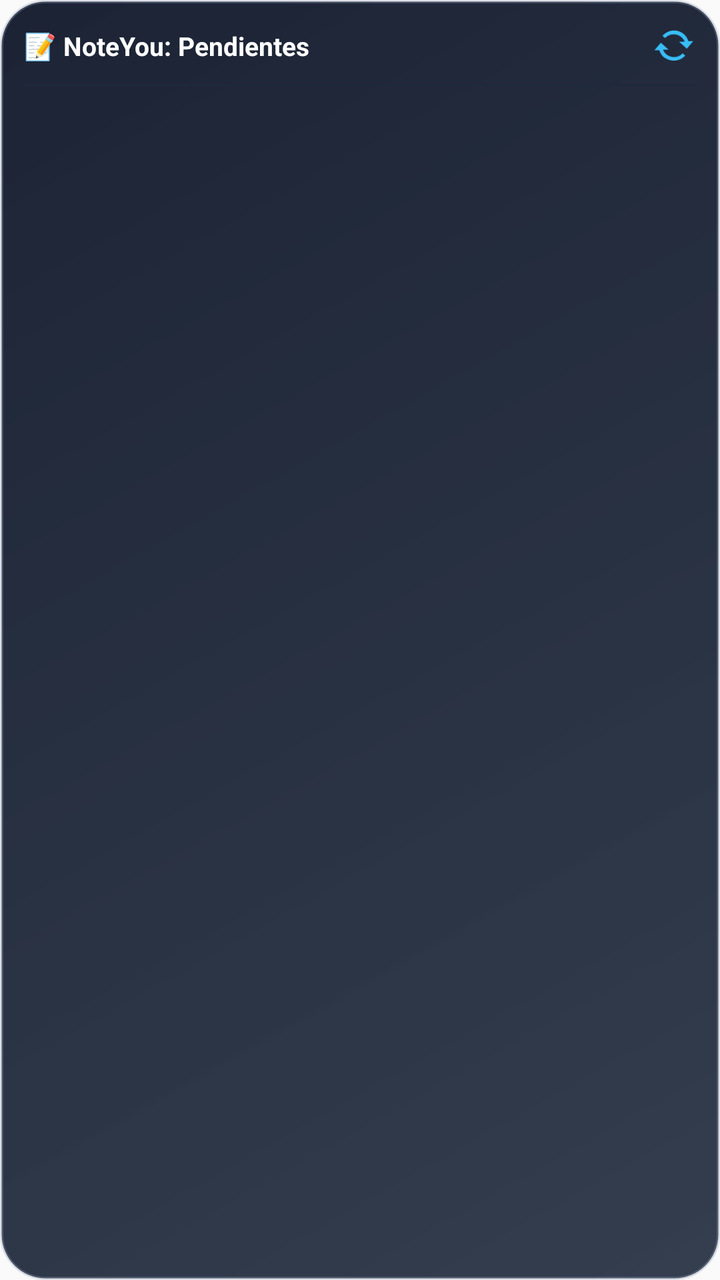
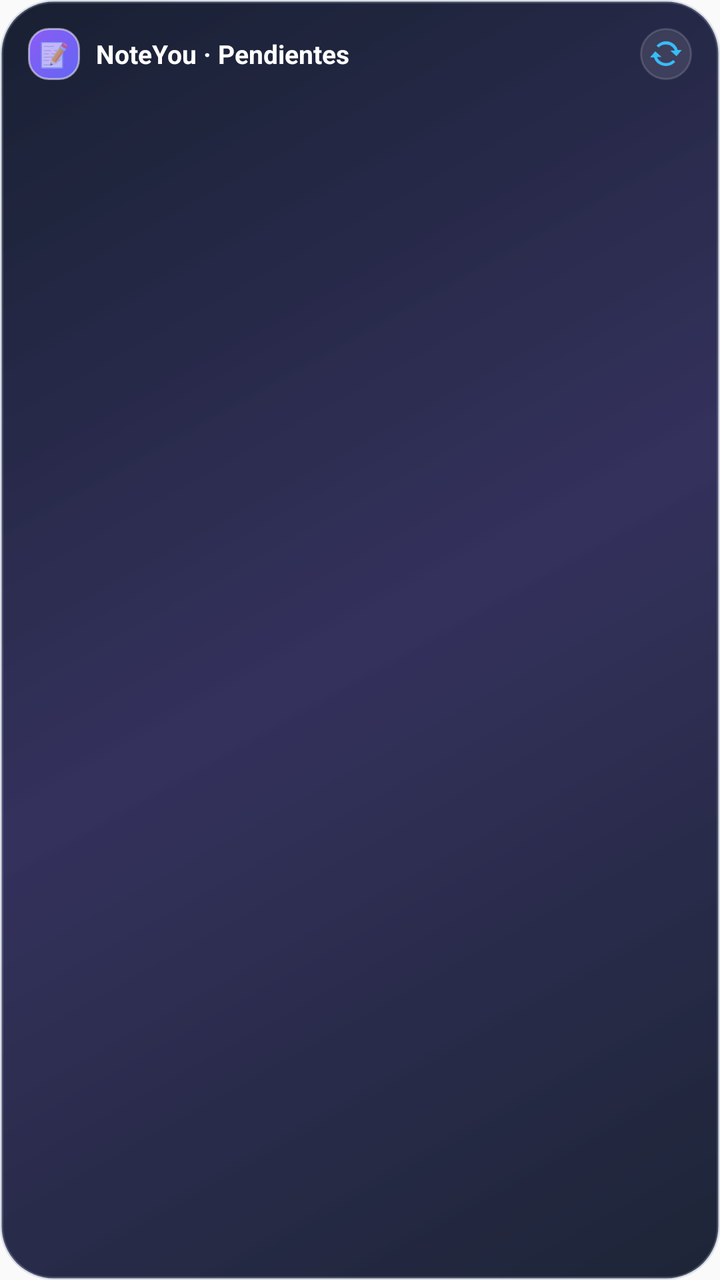

Two renders of the same Android screen: before a commit and after it. Below are the layout's source before the change and the commit's diff.
<!-- AndroidManifest.xml: application theme AppTheme -->
<!-- res/layout/widget_tasks.xml -->
<?xml version="1.0" encoding="utf-8"?>
<LinearLayout xmlns:android="http://schemas.android.com/apk/res/android"
    android:layout_width="match_parent"
    android:layout_height="match_parent"
    android:background="@drawable/widget_bg"
    android:orientation="vertical"
    android:padding="12dp">

    
    <RelativeLayout
        android:layout_width="match_parent"
        android:layout_height="wrap_content"
        android:layout_marginBottom="8dp">

        <TextView
            android:id="@+id/widget_title"
            android:layout_width="wrap_content"
            android:layout_height="wrap_content"
            android:layout_alignParentLeft="true"
            android:layout_centerVertical="true"
            android:text="📝 NoteYou: Pendientes"
            android:textColor="#ffffff"
            android:textSize="13sp"
            android:textStyle="bold" />

        <ImageView
            android:id="@+id/widget_btn_refresh"
            android:layout_width="22dp"
            android:layout_height="22dp"
            android:layout_alignParentRight="true"
            android:layout_centerVertical="true"
            android:src="@android:drawable/stat_notify_sync"
            android:tint="#38bdf8"
            android:contentDescription="Sincronizar"
            android:clickable="true"
            android:focusable="true" />
    </RelativeLayout>

    
    <ImageView
        android:layout_width="match_parent"
        android:layout_height="1dp"
        android:background="#1e293b" />

    
    <ListView
        android:id="@+id/widget_tasks_list"
        android:layout_width="match_parent"
        android:layout_height="0dp"
        android:layout_weight="1"
        android:divider="#1e293b"
        android:dividerHeight="0.5dp"
        android:layout_marginTop="4dp"
        android:nestedScrollingEnabled="true" />

    
    <TextView
        android:id="@+id/widget_tasks_empty"
        android:layout_width="match_parent"
        android:layout_height="match_parent"
        android:gravity="center"
        android:text="¡Estás al día! No hay tareas."
        android:textColor="#64748b"
        android:textSize="12sp"
        android:visibility="gone" />

</LinearLayout>
<!-- resources referenced by this layout -->
<resources>
  <!-- drawable widget_bg (drawable) -->
  <?xml version="1.0" encoding="utf-8"?>
  <shape xmlns:android="http://schemas.android.com/apk/res/android"
      android:shape="rectangle">
      <gradient
          android:angle="135"
          android:startColor="#E61e293b"
          android:endColor="#F20f172a"
          android:type="linear" />
      <corners android:radius="22dp" />
      <stroke
          android:width="1.5dp"
          android:color="#4D94a3b8" />
  </shape>
  <style name="AppTheme" parent="Theme.AppCompat.Light.DarkActionBar">
          
          <item name="colorPrimary">@color/colorPrimary</item>
          <item name="colorPrimaryDark">@color/colorPrimaryDark</item>
          <item name="colorAccent">@color/colorAccent</item>
      </style>
</resources>

<!-- the commit's change to res/layout/widget_tasks.xml (unified diff, before → after) -->
@@ -4,43 +4,55 @@
     android:layout_height="match_parent"
     android:background="@drawable/widget_bg"
     android:orientation="vertical"
-    android:padding="12dp">
+    android:padding="14dp">
 
     
     <RelativeLayout
         android:layout_width="match_parent"
         android:layout_height="wrap_content"
-        android:layout_marginBottom="8dp">
+        android:layout_marginBottom="10dp">
 
-        <TextView
-            android:id="@+id/widget_title"
+        <LinearLayout
             android:layout_width="wrap_content"
             android:layout_height="wrap_content"
             android:layout_alignParentLeft="true"
             android:layout_centerVertical="true"
-            android:text="📝 NoteYou: Pendientes"
-            android:textColor="#ffffff"
-            android:textSize="13sp"
-            android:textStyle="bold" />
+            android:orientation="horizontal"
+            android:gravity="center_vertical">
+
+            <TextView
+                android:layout_width="26dp"
+                android:layout_height="26dp"
+                android:background="@drawable/widget_icon_badge"
+                android:text="📝"
+                android:gravity="center"
+                android:textSize="12sp"
+                android:layout_marginRight="8dp" />
+
+            <TextView
+                android:id="@+id/widget_title"
+                android:layout_width="wrap_content"
+                android:layout_height="wrap_content"
+                android:text="NoteYou · Pendientes"
+                android:textColor="#FFFFFF"
+                android:textSize="13sp"
+                android:textStyle="bold" />
+        </LinearLayout>
 
         <ImageView
             android:id="@+id/widget_btn_refresh"
-            android:layout_width="22dp"
-            android:layout_height="22dp"
+            android:layout_width="26dp"
+            android:layout_height="26dp"
             android:layout_alignParentRight="true"
             android:layout_centerVertical="true"
+            android:background="@drawable/widget_item_bg"
+            android:padding="4dp"
             android:src="@android:drawable/stat_notify_sync"
-            android:tint="#38bdf8"
+            android:tint="#38BDF8"
             android:contentDescription="Sincronizar"
             android:clickable="true"
             android:focusable="true" />
     </RelativeLayout>
-
-    
-    <ImageView
-        android:layout_width="match_parent"
-        android:layout_height="1dp"
-        android:background="#1e293b" />
 
     
     <ListView
@@ -48,20 +60,43 @@
         android:layout_width="match_parent"
         android:layout_height="0dp"
         android:layout_weight="1"
-        android:divider="#1e293b"
-        android:dividerHeight="0.5dp"
-        android:layout_marginTop="4dp"
+        android:divider="@android:color/transparent"
+        android:dividerHeight="6dp"
         android:nestedScrollingEnabled="true" />
 
     
-    <TextView
+    <LinearLayout
         android:id="@+id/widget_tasks_empty"
         android:layout_width="match_parent"
         android:layout_height="match_parent"
+        android:background="@drawable/widget_item_bg"
+        android:orientation="vertical"
         android:gravity="center"
-        android:text="¡Estás al día! No hay tareas."
-        android:textColor="#64748b"
-        android:textSize="12sp"
-        android:visibility="gone" />
+        android:padding="16dp"
+        android:visibility="gone">
+
+        <TextView
+            android:layout_width="wrap_content"
+            android:layout_height="wrap_content"
+            android:text="✨"
+            android:textSize="24sp"
+            android:layout_marginBottom="4dp" />
+
+        <TextView
+            android:layout_width="wrap_content"
+            android:layout_height="wrap_content"
+            android:text="¡Estás al día!"
+            android:textColor="#FFFFFF"
+            android:textSize="13sp"
+            android:textStyle="bold" />
+
+        <TextView
+            android:layout_width="wrap_content"
+            android:layout_height="wrap_content"
+            android:text="No tienes tareas pendientes"
+            android:textColor="#94A3B8"
+            android:textSize="11sp"
+            android:layout_marginTop="2dp" />
+    </LinearLayout>
 
 </LinearLayout>
<!-- resource entries referenced after the edit -->
@@ -6,13 +6,38 @@
       android:shape="rectangle">
       <gradient
           android:angle="135"
-          android:startColor="#E61e293b"
-          android:endColor="#F20f172a"
+          android:startColor="#F00F172A"
+          android:centerColor="#E61E1B4B"
+          android:endColor="#F50F172A"
           android:type="linear" />
-      <corners android:radius="22dp" />
+      <corners android:radius="26dp" />
       <stroke
           android:width="1.5dp"
-          android:color="#4D94a3b8" />
+          android:color="#4D94A3B8" />
+  </shape>
+  <!-- drawable widget_icon_badge (drawable) -->
+  <?xml version="1.0" encoding="utf-8"?>
+  <shape xmlns:android="http://schemas.android.com/apk/res/android"
+      android:shape="rectangle">
+      <gradient
+          android:angle="135"
+          android:startColor="#6366F1"
+          android:endColor="#8B5CF6"
+          android:type="linear" />
+      <corners android:radius="10dp" />
+      <stroke
+          android:width="1dp"
+          android:color="#80FFFFFF" />
+  </shape>
+  <!-- drawable widget_item_bg (drawable) -->
+  <?xml version="1.0" encoding="utf-8"?>
+  <shape xmlns:android="http://schemas.android.com/apk/res/android"
+      android:shape="rectangle">
+      <solid android:color="#1AFFFFFF" />
+      <corners android:radius="14dp" />
+      <stroke
+          android:width="1dp"
+          android:color="#26FFFFFF" />
   </shape>
   <style name="AppTheme" parent="Theme.AppCompat.Light.DarkActionBar">
           
